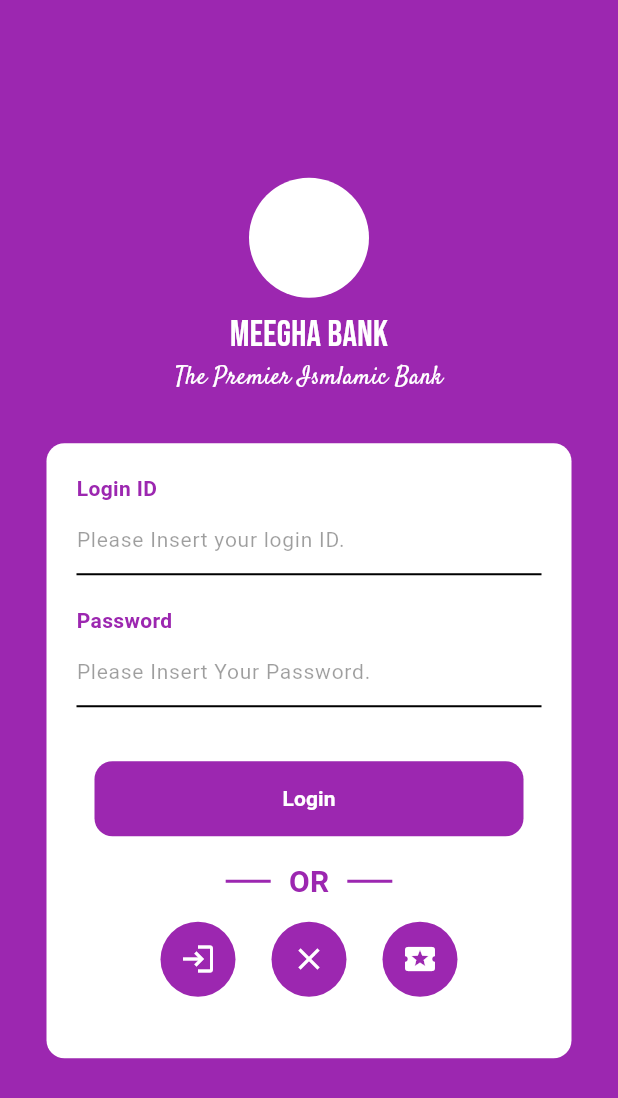
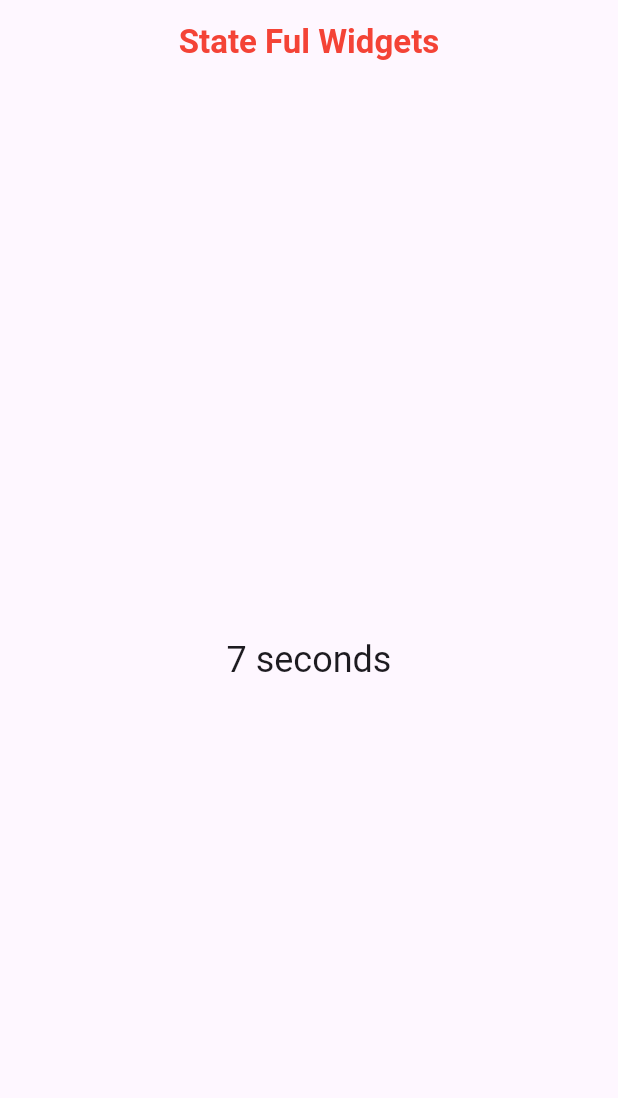
Before and after one commit to sarojghalan/Let_Me_Awake_Flutter_Dev_Inside_Me, a Flutter app: the screen it shows after launch, on a phone screen of 412 x 824 dp. Shown: the top 1098 px of the screen. Run offline on Flutter 3.47's test engine with Material 3 defaults, Android fonts, the light colour scheme and no system bars.

Commit message:
Target : Stop Watch Completed (#1)
* `Target`:  Stop Watch completed

* StateFulWidget concept cracked

```diff
--- a/lib/main.dart
+++ b/lib/main.dart
@@ -1,4 +1,5 @@
 import 'package:awakened_flutter/screens/login/login_screen.dart';
+import 'package:awakened_flutter/screens/stopwatch/stop_watch_screen.dart';
 import 'package:flutter/material.dart';
 
 void main() {
@@ -13,13 +14,7 @@ class MyApp extends StatelessWidget {
   Widget build(BuildContext context) {
     return const MaterialApp(
       debugShowCheckedModeBanner: false,
-      home: Scaffold(
-        backgroundColor: Colors.purple,
-        body: Column(
-          mainAxisAlignment: MainAxisAlignment.center,
-          children: [LoginScreen()],
-        ),
-      ),
+      home: StopWatch()
     );
   }
 }
--- /dev/null
+++ b/lib/screens/stopwatch/stop_watch_screen.dart
@@ -0,0 +1,63 @@
+import 'package:flutter/material.dart';
+// providing asynchronous utilities like Timer
+import 'dart:async';
+
+class StopWatch extends StatefulWidget {
+  const StopWatch({super.key});
+
+
+  // returning instance of _StopWatchState when created
+  @override
+  State<StopWatch> createState() => _StopWatchState();
+}
+
+
+// it is the state associated with StopWatch widget
+class _StopWatchState extends State<StopWatch> {
+  int seconds = 0;
+  late Timer timer;
+
+  // defining single line function
+  // in Dart we use arrow syntax or fat arrow syntax
+  // to define a single line function
+  String _secondsText() => seconds == 1 ? 'second' : 'seconds';
+
+  @override
+  void initState() {
+    super.initState();
+    timer = Timer.periodic(const Duration(seconds: 1), _onTick);
+  }
+
+  @override
+  void dispose() {
+    timer.cancel();
+    super.dispose();
+  }
+
+  void _onTick(Timer time) {
+    if (mounted) {
+      setState(() {
+        ++seconds;
+      });
+    }
+  }
+
+  @override
+  Widget build(BuildContext context) {
+    return Scaffold(
+      appBar: AppBar(
+        title: const Text(
+          'State Ful Widgets',
+          style: TextStyle(color: Colors.red, fontWeight: FontWeight.bold),
+        ),
+        centerTitle: true,
+      ),
+      body: Center(
+        child: Text(
+          '$seconds ${_secondsText()}',
+          style: Theme.of(context).textTheme.headlineSmall,
+        ),
+      ),
+    );
+  }
+}
```
